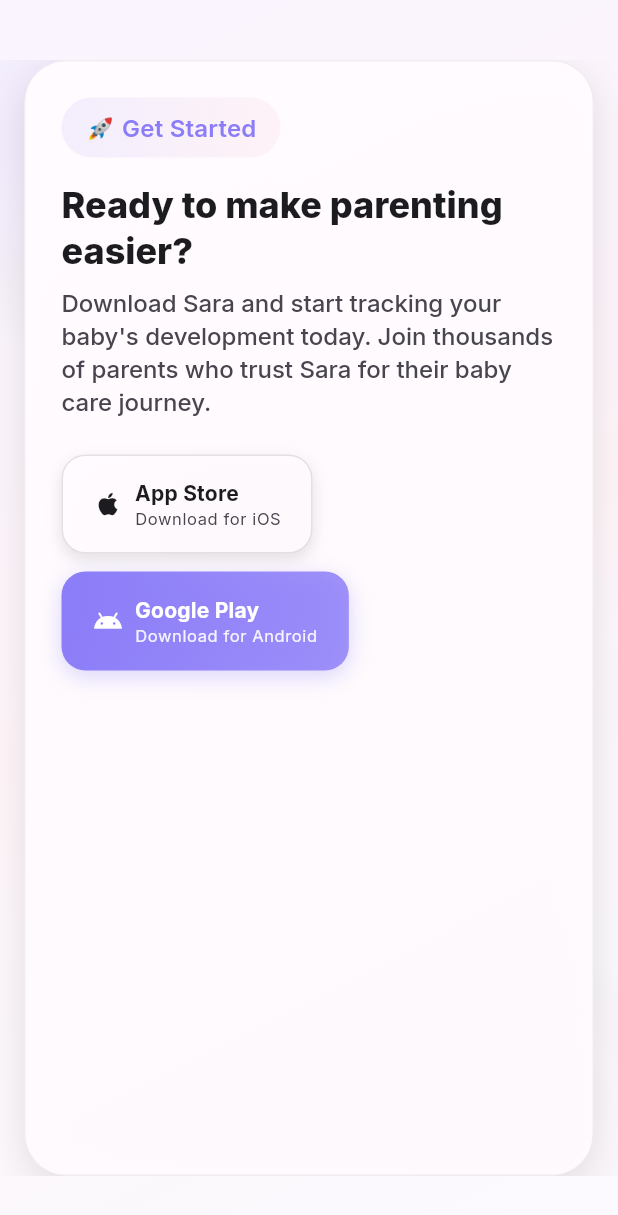
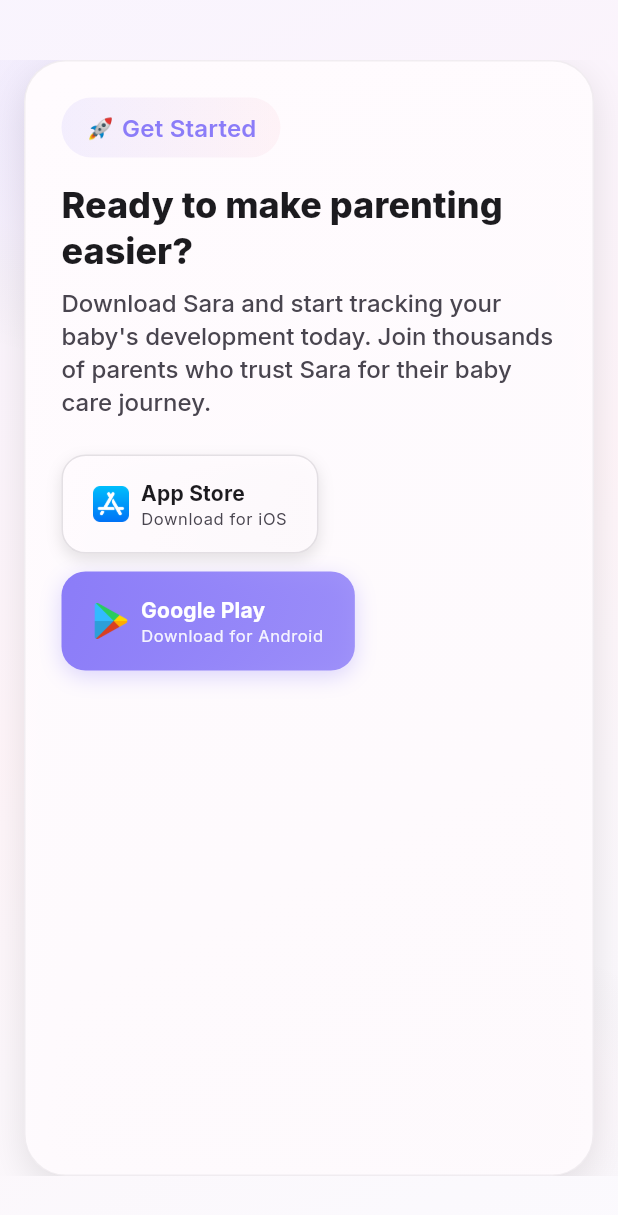
Before and after one commit to suleymansurucu/sara_baby_landing, a Flutter app: the CTASection widget shown alone on an empty page, opened directly, on a phone screen of 412 x 824 dp. Shown: the top 1215 px of the screen. Run offline on Flutter 3.47's test engine with Material 3 defaults, Android fonts, the phone set to English and light mode, and no system bars; our stand-ins replace google_fonts.

Commit message:
feat: replace icons with images for App Store and Google Play buttons

```diff
--- a/lib/presentation/widgets/cta_section.dart
+++ b/lib/presentation/widgets/cta_section.dart
@@ -159,7 +159,7 @@
           context: context,
           title: 'App Store',
           subtitle: 'Download for iOS',
-          icon: Icons.apple,
+          imagePath: 'assets/logos/appstore_badge.png',
           onPressed: () => launchUrl(Uri.parse('https://apps.apple.com/us/app/sara-baby-tracker-sounds/id6746516938')),
           isPrimary: false,
           isMobile: isMobile,
@@ -168,7 +168,7 @@
           context: context,
           title: 'Google Play',
           subtitle: 'Download for Android',
-          icon: Icons.android,
+          imagePath: 'assets/logos/googleplay_badge.png',
           onPressed: () => launchUrl(Uri.parse('https://play.google.com/store/apps/details?id=com.suleymansurucu.sarababy')),
           isPrimary: true,
           isMobile: isMobile,
@@ -181,7 +181,7 @@
     required BuildContext context,
     required String title,
     required String subtitle,
-    required IconData icon,
+    required String imagePath,
     required VoidCallback onPressed,
     required bool isPrimary,
     required bool isMobile,
@@ -231,12 +231,11 @@
         child: Row(
           mainAxisSize: MainAxisSize.min,
           children: [
-            Icon(
-              icon,
-              color: isPrimary
-                  ? Colors.white
-                  : Theme.of(context).colorScheme.onSurface,
-              size: isMobile ? 20 : 22,
+            Image.asset(
+              imagePath,
+              height: isMobile ? 24 : 28,
+              width: isMobile ? 24 : 28,
+              fit: BoxFit.contain,
             ),
             SizedBox(width: isMobile ? 8 : 12),
             Column(
```
